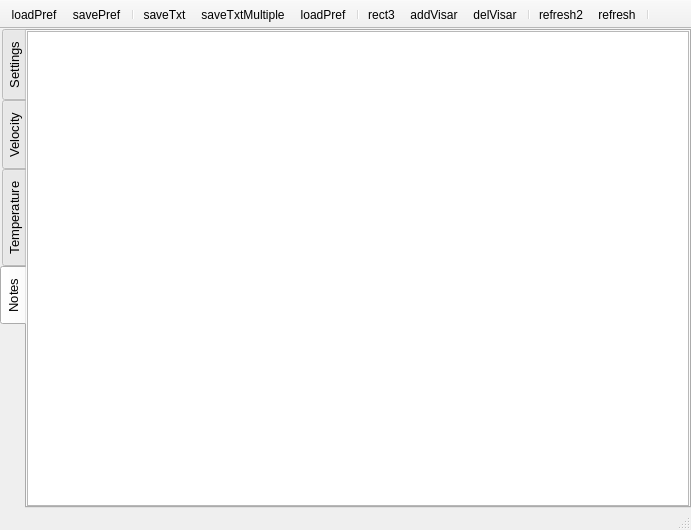
NeutrinoToolkit/Neutrino, file plugins/Visar/Visar1.ui: the form before one commit.
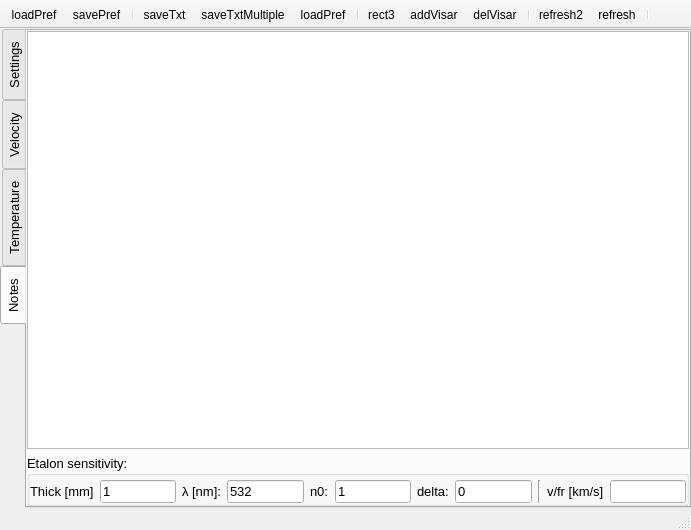
The form after the commit. The open tabs and pages were chosen to show the change. Icons and pictures are not drawn. Custom widgets are drawn as their Qt base class.

What changed in the file:
```diff
--- a/plugins/Visar/Visar1.ui
+++ b/plugins/Visar/Visar1.ui
@@ -564,6 +564,166 @@
           </property>
          </widget>
         </item>
+        <item row="1" column="0">
+         <widget class="QGroupBox" name="groupBox_5">
+          <property name="title">
+           <string>Etalon sensitivity:</string>
+          </property>
+          <layout class="QGridLayout" name="gridLayout_3">
+           <property name="leftMargin">
+            <number>0</number>
+           </property>
+           <property name="topMargin">
+            <number>4</number>
+           </property>
+           <property name="rightMargin">
+            <number>0</number>
+           </property>
+           <property name="bottomMargin">
+            <number>0</number>
+           </property>
+           <item row="0" column="10">
+            <widget class="QLineEdit" name="etalon_sensitivity">
+             <property name="font">
+              <font>
+               <pointsize>10</pointsize>
+              </font>
+             </property>
+             <property name="readOnly">
+              <bool>true</bool>
+             </property>
+            </widget>
+           </item>
+           <item row="0" column="1">
+            <widget class="QLineEdit" name="etalon_thickness">
+             <property name="font">
+              <font>
+               <pointsize>10</pointsize>
+              </font>
+             </property>
+             <property name="text">
+              <string>1</string>
+             </property>
+             <property name="neutrinoSave" stdset="0">
+              <bool>true</bool>
+             </property>
+            </widget>
+           </item>
+           <item row="0" column="6">
+            <widget class="QLabel" name="label_5">
+             <property name="font">
+              <font>
+               <pointsize>10</pointsize>
+              </font>
+             </property>
+             <property name="text">
+              <string>delta:</string>
+             </property>
+            </widget>
+           </item>
+           <item row="0" column="5">
+            <widget class="QLineEdit" name="etalon_n0">
+             <property name="font">
+              <font>
+               <pointsize>10</pointsize>
+              </font>
+             </property>
+             <property name="text">
+              <string>1</string>
+             </property>
+             <property name="neutrinoSave" stdset="0">
+              <bool>true</bool>
+             </property>
+            </widget>
+           </item>
+           <item row="0" column="4">
+            <widget class="QLabel" name="label_4">
+             <property name="font">
+              <font>
+               <pointsize>10</pointsize>
+              </font>
+             </property>
+             <property name="text">
+              <string>n0:</string>
+             </property>
+            </widget>
+           </item>
+           <item row="0" column="0">
+            <widget class="QLabel" name="label">
+             <property name="font">
+              <font>
+               <pointsize>10</pointsize>
+              </font>
+             </property>
+             <property name="text">
+              <string>Thick [mm]</string>
+             </property>
+            </widget>
+           </item>
+           <item row="0" column="3">
+            <widget class="QLineEdit" name="etalon_lambda">
+             <property name="font">
+              <font>
+               <pointsize>10</pointsize>
+              </font>
+             </property>
+             <property name="text">
+              <string>532</string>
+             </property>
+             <property name="neutrinoSave" stdset="0">
+              <bool>true</bool>
+             </property>
+            </widget>
+           </item>
+           <item row="0" column="7">
+            <widget class="QLineEdit" name="etalon_delta">
+             <property name="font">
+              <font>
+               <pointsize>10</pointsize>
+              </font>
+             </property>
+             <property name="text">
+              <string>0</string>
+             </property>
+             <property name="neutrinoSave" stdset="0">
+              <bool>true</bool>
+             </property>
+            </widget>
+           </item>
+           <item row="0" column="2">
+            <widget class="QLabel" name="label_2">
+             <property name="font">
+              <font>
+               <pointsize>10</pointsize>
+              </font>
+             </property>
+             <property name="text">
+              <string>λ [nm]:</string>
+             </property>
+            </widget>
+           </item>
+           <item row="0" column="9">
+            <widget class="QLabel" name="label_3">
+             <property name="font">
+              <font>
+               <pointsize>10</pointsize>
+              </font>
+             </property>
+             <property name="text">
+              <string>v/fr [km/s]</string>
+             </property>
+            </widget>
+           </item>
+           <item row="0" column="8">
+            <widget class="Line" name="line">
+             <property name="orientation">
+              <enum>Qt::Vertical</enum>
+             </property>
+            </widget>
+           </item>
+          </layout>
+         </widget>
+        </item>
        </layout>
       </widget>
      </widget>
```
Left out of the diff: 28 changed lines with no effect on the pictures.
